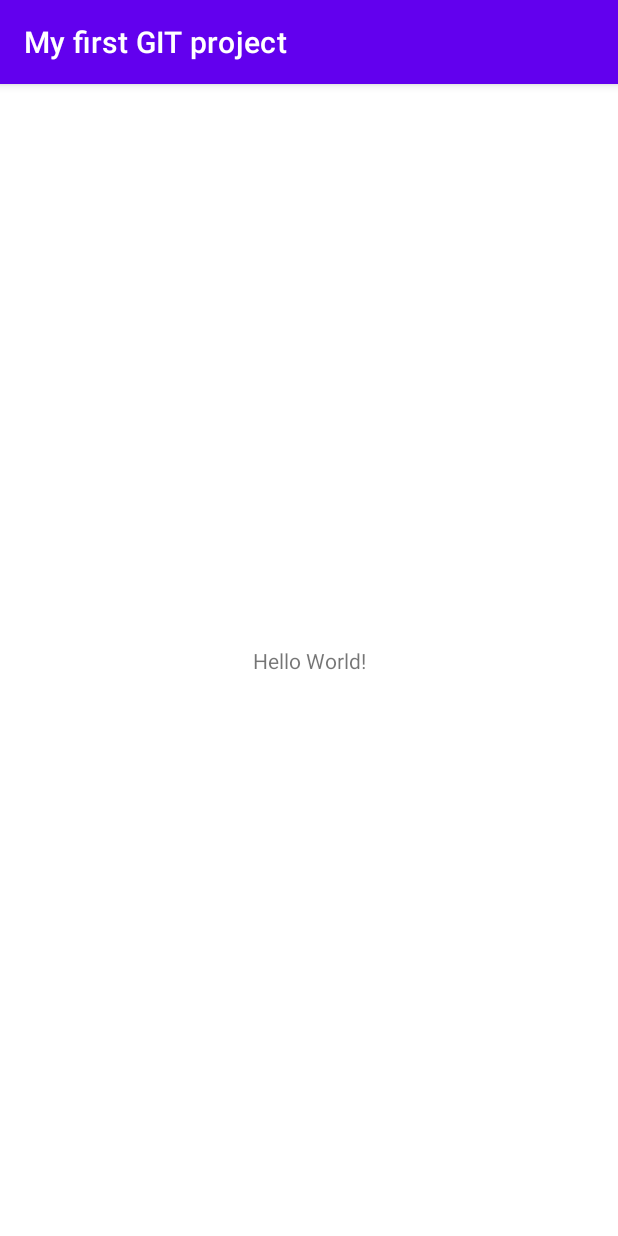
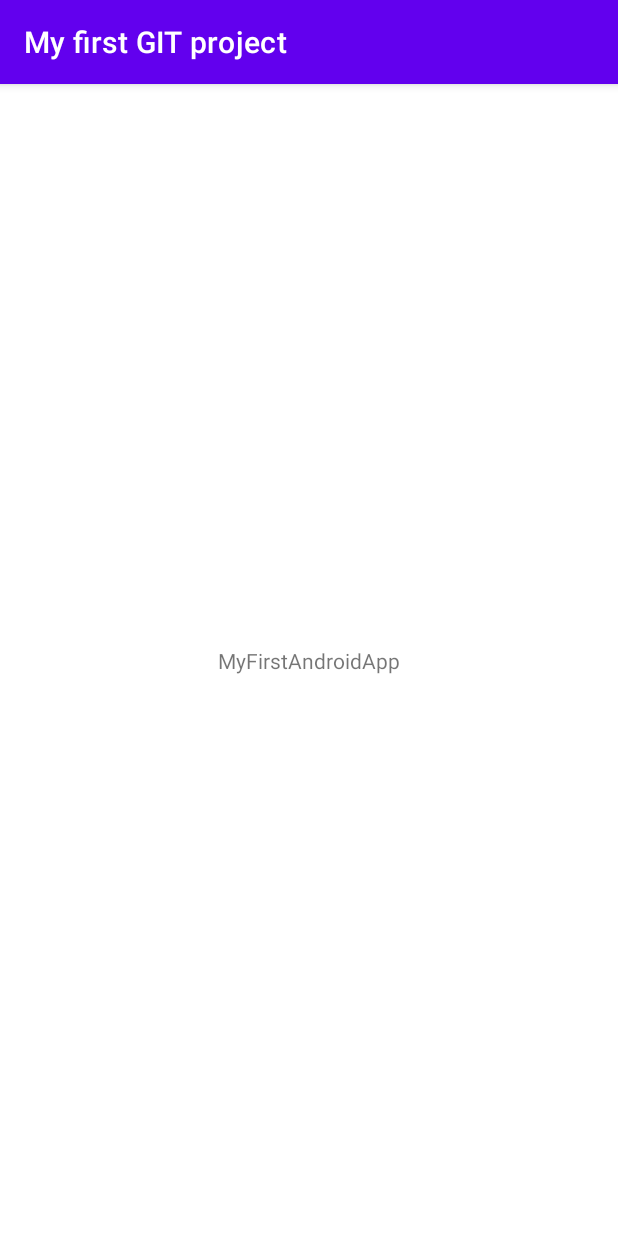
Before and after one commit to thindie/MyfirstGITproject, an Android app: the screen it shows after launch (MainActivity), on a phone screen of 412 x 824 dp. Run offline under Robolectric (Android 15) with nearby library versions, the phone set to English and light mode, and no system bars.

Commit message:
changing text in main activity

```diff
--- a/app/src/main/res/layout/activity_main.xml
+++ b/app/src/main/res/layout/activity_main.xml
@@ -9,7 +9,7 @@
     <TextView
         android:layout_width="wrap_content"
         android:layout_height="wrap_content"
-        android:text="Hello World!"
+        android:text="MyFirstAndroidApp"
         app:layout_constraintBottom_toBottomOf="parent"
         app:layout_constraintEnd_toEndOf="parent"
         app:layout_constraintStart_toStartOf="parent"
```
